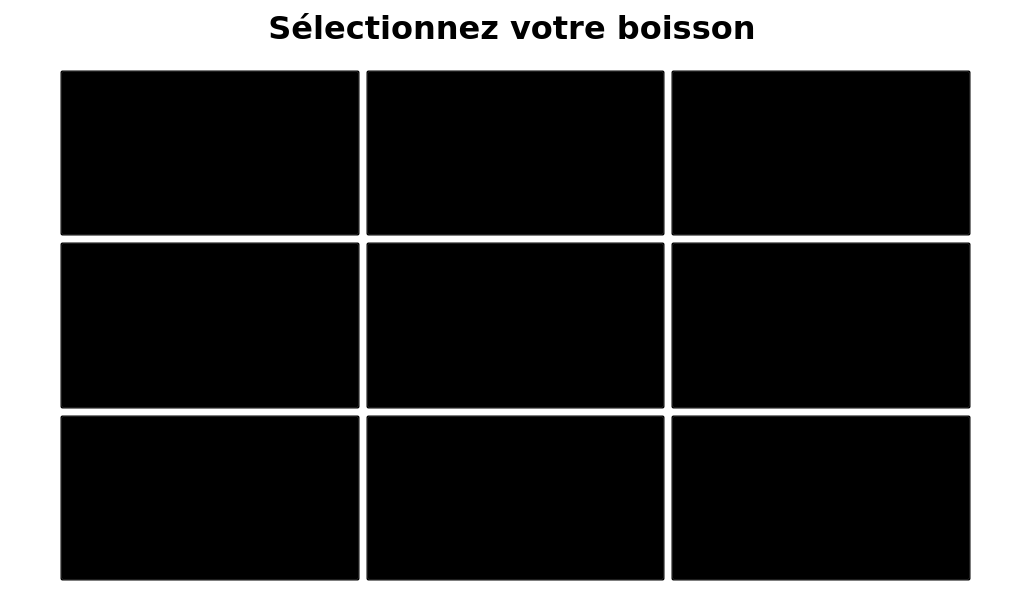
First picture: the form in gui/ui/main.ui, repository robotique-ecam/barbot-v2, before the edit.
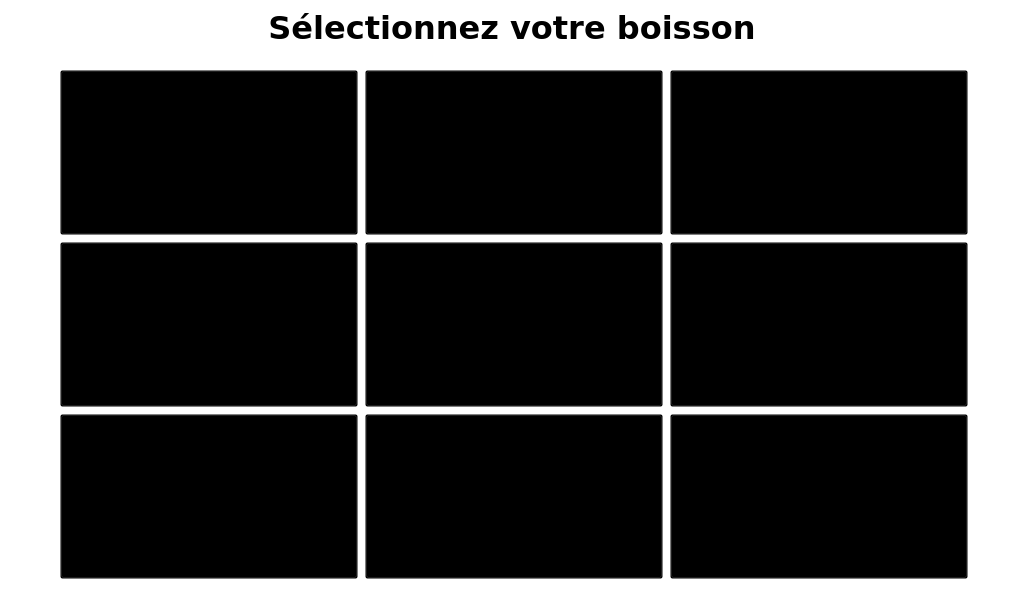
Second picture: the form after the edit. Icons and pictures are not drawn.

Commit message: Transparent buttons

```diff
--- a/gui/ui/main.ui
+++ b/gui/ui/main.ui
@@ -124,299 +124,6 @@
        <set>Qt::NoTextInteraction</set>
       </property>
      </widget>
-     <widget class="QWidget" name="gridLayoutWidget">
-      <property name="geometry">
-       <rect>
-        <x>60</x>
-        <y>70</y>
-        <width>911</width>
-        <height>511</height>
-       </rect>
-      </property>
-      <layout class="QGridLayout" name="drinkGrid">
-       <item row="1" column="0">
-        <widget class="QPushButton" name="drink4">
-         <property name="enabled">
-          <bool>true</bool>
-         </property>
-         <property name="sizePolicy">
-          <sizepolicy hsizetype="Ignored" vsizetype="Ignored">
-           <horstretch>0</horstretch>
-           <verstretch>0</verstretch>
-          </sizepolicy>
-         </property>
-         <property name="font">
-          <font>
-           <family>Verdana</family>
-           <pointsize>40</pointsize>
-          </font>
-         </property>
-         <property name="styleSheet">
-          <string notr="true">background:transparent;</string>
-         </property>
-         <property name="text">
-          <string/>
-         </property>
-         <property name="iconSize">
-          <size>
-           <width>299</width>
-           <height>166</height>
-          </size>
-         </property>
-        </widget>
-       </item>
-       <item row="0" column="0">
-        <widget class="QPushButton" name="drink1">
-         <property name="sizePolicy">
-          <sizepolicy hsizetype="Ignored" vsizetype="Ignored">
-           <horstretch>0</horstretch>
-           <verstretch>0</verstretch>
-          </sizepolicy>
-         </property>
-         <property name="font">
-          <font>
-           <family>Verdana</family>
-           <pointsize>40</pointsize>
-           <weight>50</weight>
-           <bold>false</bold>
-          </font>
-         </property>
-         <property name="styleSheet">
-          <string notr="true">background:transparent;</string>
-         </property>
-         <property name="text">
-          <string/>
-         </property>
-         <property name="iconSize">
-          <size>
-           <width>299</width>
-           <height>166</height>
-          </size>
-         </property>
-        </widget>
-       </item>
-       <item row="0" column="2">
-        <widget class="QPushButton" name="drink3">
-         <property name="enabled">
-          <bool>true</bool>
-         </property>
-         <property name="sizePolicy">
-          <sizepolicy hsizetype="Ignored" vsizetype="Ignored">
-           <horstretch>0</horstretch>
-           <verstretch>0</verstretch>
-          </sizepolicy>
-         </property>
-         <property name="font">
-          <font>
-           <family>Verdana</family>
-           <pointsize>40</pointsize>
-          </font>
-         </property>
-         <property name="styleSheet">
-          <string notr="true">background:transparent;</string>
-         </property>
-         <property name="text">
-          <string/>
-         </property>
-         <property name="iconSize">
-          <size>
-           <width>299</width>
-           <height>166</height>
-          </size>
-         </property>
-        </widget>
-       </item>
-       <item row="1" column="2">
-        <widget class="QPushButton" name="drink6">
-         <property name="enabled">
-          <bool>true</bool>
-         </property>
-         <property name="sizePolicy">
-          <sizepolicy hsizetype="Ignored" vsizetype="Ignored">
-           <horstretch>0</horstretch>
-           <verstretch>0</verstretch>
-          </sizepolicy>
-         </property>
-         <property name="font">
-          <font>
-           <family>Verdana</family>
-           <pointsize>40</pointsize>
-          </font>
-         </property>
-         <property name="styleSheet">
-          <string notr="true">background:transparent;</string>
-         </property>
-         <property name="text">
-          <string/>
-         </property>
-         <property name="iconSize">
-          <size>
-           <width>299</width>
-           <height>166</height>
-          </size>
-         </property>
-        </widget>
-       </item>
-       <item row="2" column="1">
-        <widget class="QPushButton" name="drink8">
-         <property name="enabled">
-          <bool>true</bool>
-         </property>
-         <property name="sizePolicy">
-          <sizepolicy hsizetype="Ignored" vsizetype="Ignored">
-           <horstretch>0</horstretch>
-           <verstretch>0</verstretch>
-          </sizepolicy>
-         </property>
-         <property name="font">
-          <font>
-           <family>Verdana</family>
-           <pointsize>40</pointsize>
-          </font>
-         </property>
-         <property name="styleSheet">
-          <string notr="true">background:transparent;</string>
-         </property>
-         <property name="text">
-          <string/>
-         </property>
-         <property name="iconSize">
-          <size>
-           <width>299</width>
-           <height>166</height>
-          </size>
-         </property>
-        </widget>
-       </item>
-       <item row="2" column="0">
-        <widget class="QPushButton" name="drink7">
-         <property name="enabled">
-          <bool>true</bool>
-         </property>
-         <property name="sizePolicy">
-          <sizepolicy hsizetype="Ignored" vsizetype="Ignored">
-           <horstretch>0</horstretch>
-           <verstretch>0</verstretch>
-          </sizepolicy>
-         </property>
-         <property name="font">
-          <font>
-           <family>Verdana</family>
-           <pointsize>40</pointsize>
-          </font>
-         </property>
-         <property name="styleSheet">
-          <string notr="true">background:transparent;</string>
-         </property>
-         <property name="text">
-          <string/>
-         </property>
-         <property name="iconSize">
-          <size>
-           <width>299</width>
-           <height>166</height>
-          </size>
-         </property>
-        </widget>
-       </item>
-       <item row="1" column="1">
-        <widget class="QPushButton" name="drink5">
-         <property name="enabled">
-          <bool>true</bool>
-         </property>
-         <property name="sizePolicy">
-          <sizepolicy hsizetype="Ignored" vsizetype="Ignored">
-           <horstretch>0</horstretch>
-           <verstretch>0</verstretch>
-          </sizepolicy>
-         </property>
-         <property name="font">
-          <font>
-           <family>Verdana</family>
-           <pointsize>40</pointsize>
-          </font>
-         </property>
-         <property name="styleSheet">
-          <string notr="true">background:transparent;</string>
-         </property>
-         <property name="text">
-          <string/>
-         </property>
-         <property name="iconSize">
-          <size>
-           <width>299</width>
-           <height>166</height>
-          </size>
-         </property>
-        </widget>
-       </item>
-       <item row="2" column="2">
-        <widget class="QPushButton" name="drink9">
-         <property name="enabled">
-          <bool>true</bool>
-         </property>
-         <property name="sizePolicy">
-          <sizepolicy hsizetype="Ignored" vsizetype="Ignored">
-           <horstretch>0</horstretch>
-           <verstretch>0</verstretch>
-          </sizepolicy>
-         </property>
-         <property name="font">
-          <font>
-           <family>Verdana</family>
-           <pointsize>40</pointsize>
-          </font>
-         </property>
-         <property name="autoFillBackground">
-          <bool>false</bool>
-         </property>
-         <property name="styleSheet">
-          <string notr="true">background:transparent;</string>
-         </property>
-         <property name="text">
-          <string/>
-         </property>
-         <property name="iconSize">
-          <size>
-           <width>299</width>
-           <height>166</height>
-          </size>
-         </property>
-        </widget>
-       </item>
-       <item row="0" column="1">
-        <widget class="QPushButton" name="drink2">
-         <property name="enabled">
-          <bool>true</bool>
-         </property>
-         <property name="sizePolicy">
-          <sizepolicy hsizetype="Ignored" vsizetype="Ignored">
-           <horstretch>0</horstretch>
-           <verstretch>0</verstretch>
-          </sizepolicy>
-         </property>
-         <property name="font">
-          <font>
-           <family>Verdana</family>
-           <pointsize>40</pointsize>
-          </font>
-         </property>
-         <property name="styleSheet">
-          <string notr="true">background:transparent;</string>
-         </property>
-         <property name="text">
-          <string/>
-         </property>
-         <property name="iconSize">
-          <size>
-           <width>299</width>
-           <height>166</height>
-          </size>
-         </property>
-        </widget>
-       </item>
-      </layout>
-     </widget>
      <widget class="QLabel" name="background">
       <property name="geometry">
        <rect>
@@ -433,9 +140,161 @@
        <string/>
       </property>
      </widget>
+     <widget class="QPushButton" name="drink1">
+      <property name="geometry">
+       <rect>
+        <x>60</x>
+        <y>70</y>
+        <width>298</width>
+        <height>165</height>
+       </rect>
+      </property>
+      <property name="styleSheet">
+       <string notr="true">background: transparent;</string>
+      </property>
+      <property name="text">
+       <string/>
+      </property>
+     </widget>
+     <widget class="QPushButton" name="drink8">
+      <property name="geometry">
+       <rect>
+        <x>365</x>
+        <y>414</y>
+        <width>298</width>
+        <height>165</height>
+       </rect>
+      </property>
+      <property name="styleSheet">
+       <string notr="true">background: transparent;</string>
+      </property>
+      <property name="text">
+       <string/>
+      </property>
+     </widget>
+     <widget class="QPushButton" name="drink9">
+      <property name="geometry">
+       <rect>
+        <x>670</x>
+        <y>414</y>
+        <width>298</width>
+        <height>165</height>
+       </rect>
+      </property>
+      <property name="styleSheet">
+       <string notr="true">background: transparent;</string>
+      </property>
+      <property name="text">
+       <string/>
+      </property>
+     </widget>
+     <widget class="QPushButton" name="drink6">
+      <property name="geometry">
+       <rect>
+        <x>670</x>
+        <y>242</y>
+        <width>298</width>
+        <height>165</height>
+       </rect>
+      </property>
+      <property name="styleSheet">
+       <string notr="true">background: transparent;</string>
+      </property>
+      <property name="text">
+       <string/>
+      </property>
+     </widget>
+     <widget class="QPushButton" name="drink5">
+      <property name="geometry">
+       <rect>
+        <x>365</x>
+        <y>242</y>
+        <width>298</width>
+        <height>165</height>
+       </rect>
+      </property>
+      <property name="styleSheet">
+       <string notr="true">background: transparent;</string>
+      </property>
+      <property name="text">
+       <string/>
+      </property>
+     </widget>
+     <widget class="QPushButton" name="drink7">
+      <property name="geometry">
+       <rect>
+        <x>60</x>
+        <y>414</y>
+        <width>298</width>
+        <height>165</height>
+       </rect>
+      </property>
+      <property name="styleSheet">
+       <string notr="true">background: transparent;</string>
+      </property>
+      <property name="text">
+       <string/>
+      </property>
+     </widget>
+     <widget class="QPushButton" name="drink3">
+      <property name="geometry">
+       <rect>
+        <x>670</x>
+        <y>70</y>
+        <width>298</width>
+        <height>165</height>
+       </rect>
+      </property>
+      <property name="styleSheet">
+       <string notr="true">background: transparent;</string>
+      </property>
+      <property name="text">
+       <string/>
+      </property>
+     </widget>
+     <widget class="QPushButton" name="drink4">
+      <property name="geometry">
+       <rect>
+        <x>60</x>
+        <y>242</y>
+        <width>298</width>
+        <height>165</height>
+       </rect>
+      </property>
+      <property name="styleSheet">
+       <string notr="true">background: transparent;</string>
+      </property>
+      <property name="text">
+       <string/>
+      </property>
+     </widget>
+     <widget class="QPushButton" name="drink2">
+      <property name="geometry">
+       <rect>
+        <x>365</x>
+        <y>70</y>
+        <width>298</width>
+        <height>165</height>
+       </rect>
+      </property>
+      <property name="styleSheet">
+       <string notr="true">background: transparent;</string>
+      </property>
+      <property name="text">
+       <string/>
+      </property>
+     </widget>
      <zorder>background</zorder>
      <zorder>chooseDrink</zorder>
-     <zorder>gridLayoutWidget</zorder>
+     <zorder>drink1</zorder>
+     <zorder>drink8</zorder>
+     <zorder>drink9</zorder>
+     <zorder>drink6</zorder>
+     <zorder>drink5</zorder>
+     <zorder>drink7</zorder>
+     <zorder>drink3</zorder>
+     <zorder>drink4</zorder>
+     <zorder>drink2</zorder>
     </widget>
     <widget class="QWidget" name="tabLoading">
      <widget class="QProgressBar" name="progress">
```
The commit also changes 1 other file.
